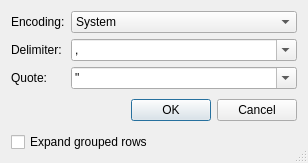
alexsmn/scada-client, file modules/export/csv/qt/csv_export_dialog.ui: the form before one commit.
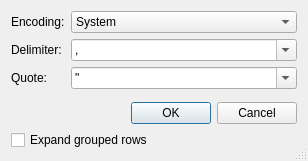
The form after the commit.

Commit message: client: give dialogs native conventions

```diff
--- a/modules/export/csv/qt/csv_export_dialog.ui
+++ b/modules/export/csv/qt/csv_export_dialog.ui
@@ -135,29 +135,12 @@
       <number>0</number>
      </property>
      <item>
-      <spacer>
+      <widget class="QDialogButtonBox" name="buttonBox">
        <property name="orientation">
         <enum>Qt::Horizontal</enum>
        </property>
-       <property name="sizeHint" stdset="0">
-        <size>
-         <width>131</width>
-         <height>31</height>
-        </size>
-       </property>
-      </spacer>
-     </item>
-     <item>
-      <widget class="QPushButton" name="okButton">
-       <property name="text">
-        <string>OK</string>
-       </property>
-      </widget>
-     </item>
-     <item>
-      <widget class="QPushButton" name="cancelButton">
-       <property name="text">
-        <string>Cancel</string>
+       <property name="standardButtons">
+        <set>QDialogButtonBox::Cancel|QDialogButtonBox::Ok</set>
        </property>
       </widget>
      </item>
```
Left out of the diff: 28 changed lines with no effect on the pictures. The commit also changes 15 other files.
